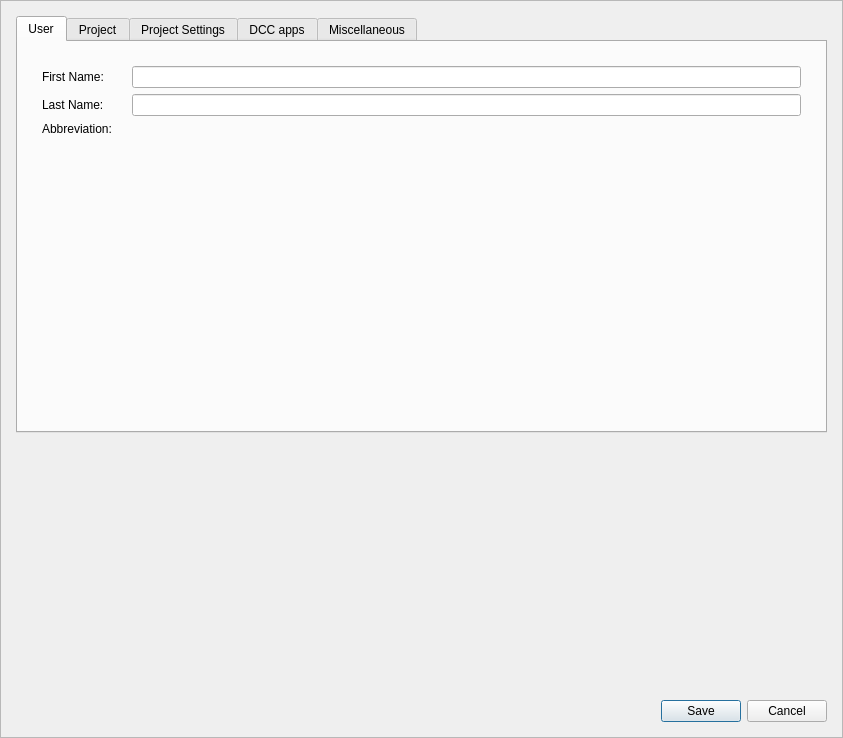
Qt form Prism/Scripts/UserInterfacesPrism/PrismSettings.ui (PrismPipeline/Prism) before a commit.
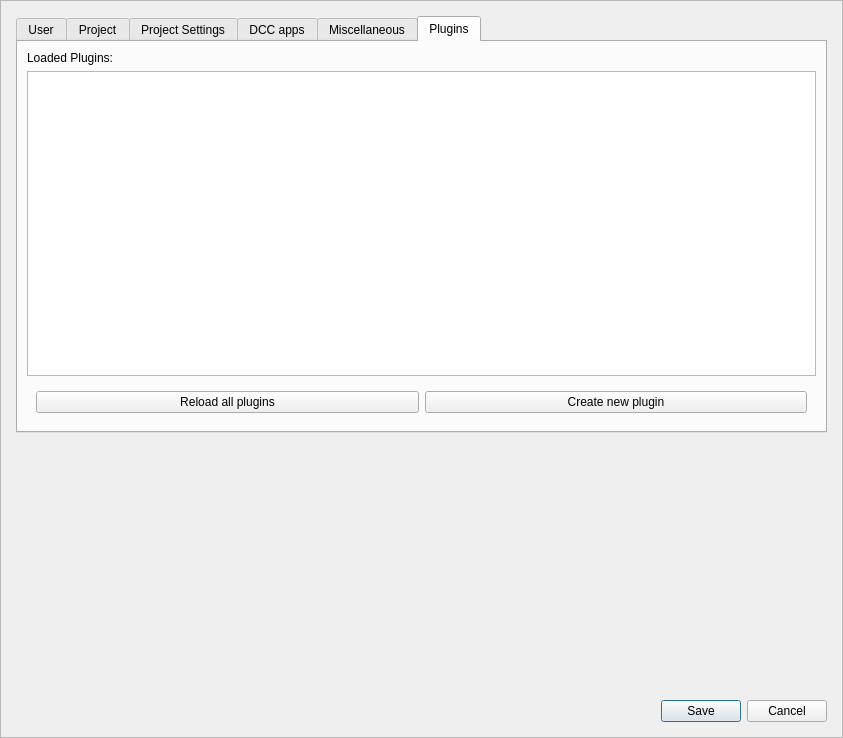
The same form after that commit. The open tabs and pages were chosen to show the change.

The edit to the form file:
```diff
--- a/Prism/Scripts/UserInterfacesPrism/PrismSettings.ui
+++ b/Prism/Scripts/UserInterfacesPrism/PrismSettings.ui
@@ -813,6 +813,71 @@
            </item>
           </layout>
          </widget>
+         <widget class="QWidget" name="tab_Plugins">
+          <attribute name="title">
+           <string>Plugins</string>
+          </attribute>
+          <layout class="QVBoxLayout" name="verticalLayout_2">
+           <item>
+            <widget class="QLabel" name="label_3">
+             <property name="text">
+              <string>Loaded Plugins:</string>
+             </property>
+            </widget>
+           </item>
+           <item>
+            <widget class="QTableWidget" name="tw_plugins">
+             <property name="contextMenuPolicy">
+              <enum>Qt::CustomContextMenu</enum>
+             </property>
+             <property name="editTriggers">
+              <set>QAbstractItemView::NoEditTriggers</set>
+             </property>
+             <property name="selectionBehavior">
+              <enum>QAbstractItemView::SelectRows</enum>
+             </property>
+             <property name="verticalScrollMode">
+              <enum>QAbstractItemView::ScrollPerPixel</enum>
+             </property>
+             <property name="horizontalScrollMode">
+              <enum>QAbstractItemView::ScrollPerPixel</enum>
+             </property>
+             <attribute name="horizontalHeaderHighlightSections">
+              <bool>false</bool>
+             </attribute>
+             <attribute name="verticalHeaderVisible">
+              <bool>false</bool>
+             </attribute>
+            </widget>
+           </item>
+           <item>
+            <widget class="QWidget" name="widget_4" native="true">
+             <property name="minimumSize">
+              <size>
+               <width>0</width>
+               <height>10</height>
+              </size>
+             </property>
+             <layout class="QHBoxLayout" name="horizontalLayout_8">
+              <item>
+               <widget class="QPushButton" name="b_reloadPlugins">
+                <property name="text">
+                 <string>Reload all plugins</string>
+                </property>
+               </widget>
+              </item>
+              <item>
+               <widget class="QPushButton" name="b_createPlugin">
+                <property name="text">
+                 <string>Create new plugin</string>
+                </property>
+               </widget>
+              </item>
+             </layout>
+            </widget>
+           </item>
+          </layout>
+         </widget>
         </widget>
        </item>
        <item>
```
Left out of the diff: 187 changed lines with no effect on the pictures.
